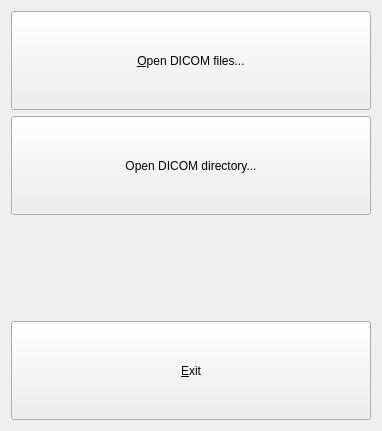
This is startupmenu.ui in ekamperi/dicomviewer as Qt 5 draws it before an edit. The edited form follows.
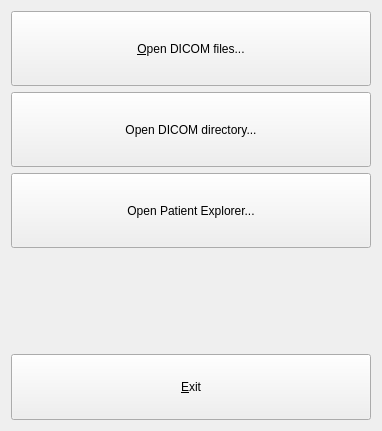
This is the edited form. Icons and pictures are not drawn.

The edit to the form file:
```diff
--- a/startupmenu.ui
+++ b/startupmenu.ui
@@ -71,6 +71,31 @@
        </property>
       </widget>
      </item>
+     <item>
+      <widget class="QPushButton" name="btnOpenPatientExplorer">
+       <property name="sizePolicy">
+        <sizepolicy hsizetype="Preferred" vsizetype="Preferred">
+         <horstretch>0</horstretch>
+         <verstretch>0</verstretch>
+        </sizepolicy>
+       </property>
+       <property name="minimumSize">
+        <size>
+         <width>100</width>
+         <height>75</height>
+        </size>
+       </property>
+       <property name="maximumSize">
+        <size>
+         <width>400</width>
+         <height>100</height>
+        </size>
+       </property>
+       <property name="text">
+        <string>Open Patient Explorer...</string>
+       </property>
+      </widget>
+     </item>
      <item>
       <spacer name="verticalSpacer">
        <property name="orientation">
```
